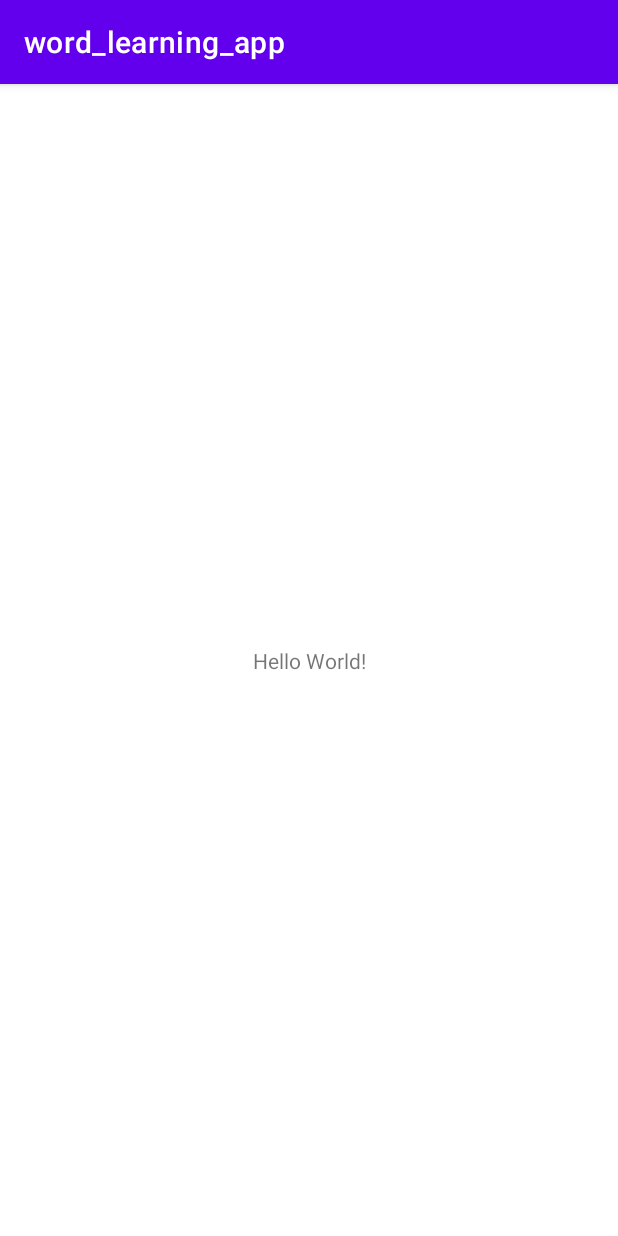
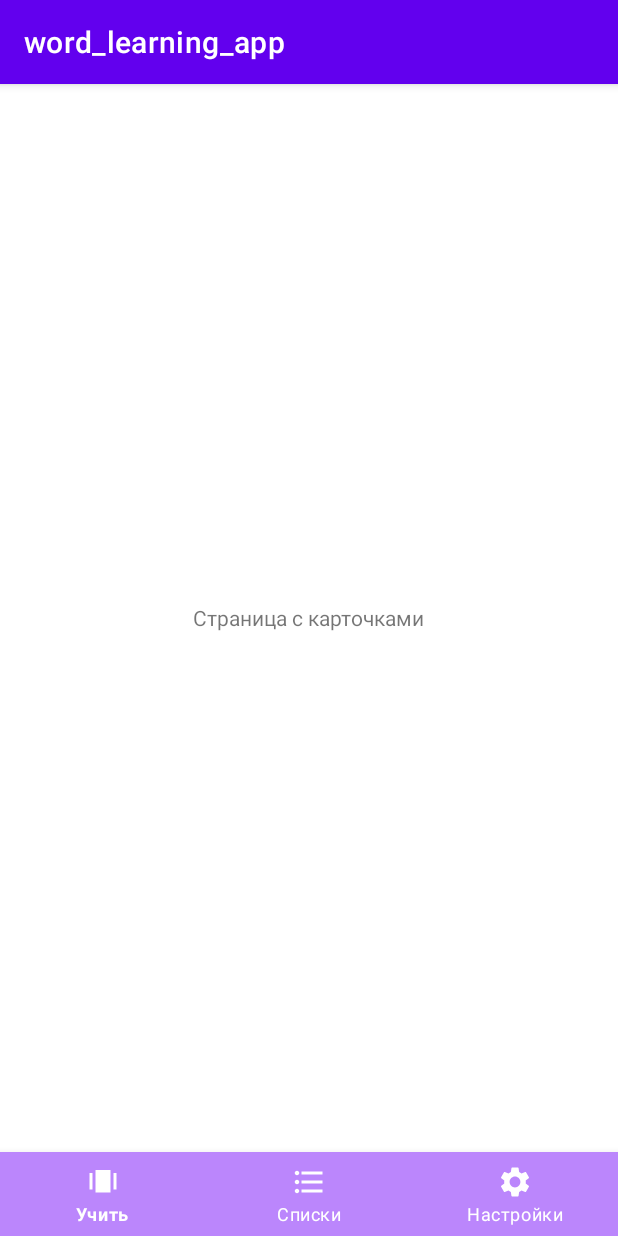
Before and after one commit to JKarleone/word-learning-app, an Android app: the screen it shows after launch (MainActivity), on a phone screen of 412 x 824 dp. Run offline under Robolectric (Android 15) with nearby library versions, the phone set to English and light mode, and no system bars.

Commit message:
bottom_navigation

```diff
--- a/app/src/main/java/com/example/word_learning_app/MainActivity.kt
+++ b/app/src/main/java/com/example/word_learning_app/MainActivity.kt
@@ -2,10 +2,40 @@ package com.example.word_learning_app
 
 import androidx.appcompat.app.AppCompatActivity
 import android.os.Bundle
+import android.provider.Settings
+import androidx.fragment.app.Fragment
+import com.example.word_learning_app.fragments.CardsFragment
+import com.example.word_learning_app.fragments.ListsFragment
+import com.example.word_learning_app.fragments.SettingsFragment
+import com.google.android.material.bottomnavigation.BottomNavigationView
+import com.google.android.material.internal.NavigationMenuItemView
 
 class MainActivity : AppCompatActivity() {
     override fun onCreate(savedInstanceState: Bundle?) {
         super.onCreate(savedInstanceState)
         setContentView(R.layout.activity_main)
+
+        val cardsFragment = CardsFragment()
+        val listsFragment = ListsFragment()
+        val settingsFragment = SettingsFragment()
+
+        makeCurrentFragment(cardsFragment)
+
+        val nav = findViewById<BottomNavigationView>(R.id.bottom_navigation)
+
+        nav.setOnNavigationItemSelectedListener {
+            when(it.itemId) {
+                R.id.ic_cards -> makeCurrentFragment(cardsFragment)
+                R.id.ic_lists -> makeCurrentFragment(listsFragment)
+                R.id.ic_setting -> makeCurrentFragment(settingsFragment)
+            }
+            true
+        }
     }
+
+    private fun makeCurrentFragment(fragment: Fragment) =
+        supportFragmentManager.beginTransaction().apply {
+            replace(R.id.current_fragment, fragment)
+            commit()
+        }
 }
--- /dev/null
+++ b/app/src/main/java/com/example/word_learning_app/fragments/CardsFragment.kt
@@ -0,0 +1,60 @@
+package com.example.word_learning_app.fragments
+
+import android.os.Bundle
+import androidx.fragment.app.Fragment
+import android.view.LayoutInflater
+import android.view.View
+import android.view.ViewGroup
+import com.example.word_learning_app.R
+
+// TODO: Rename parameter arguments, choose names that match
+// the fragment initialization parameters, e.g. ARG_ITEM_NUMBER
+private const val ARG_PARAM1 = "param1"
+private const val ARG_PARAM2 = "param2"
+
+/**
+ * A simple [Fragment] subclass.
+ * Use the [CardsFragment.newInstance] factory method to
+ * create an instance of this fragment.
+ */
+class CardsFragment : Fragment() {
+    // TODO: Rename and change types of parameters
+    private var param1: String? = null
+    private var param2: String? = null
+
+    override fun onCreate(savedInstanceState: Bundle?) {
+        super.onCreate(savedInstanceState)
+        arguments?.let {
+            param1 = it.getString(ARG_PARAM1)
+            param2 = it.getString(ARG_PARAM2)
+        }
+    }
+
+    override fun onCreateView(
+        inflater: LayoutInflater, container: ViewGroup?,
+        savedInstanceState: Bundle?
+    ): View? {
+        // Inflate the layout for this fragment
+        return inflater.inflate(R.layout.fragment_cards, container, false)
+    }
+
+    companion object {
+        /**
+         * Use this factory method to create a new instance of
+         * this fragment using the provided parameters.
+         *
+         * @param param1 Parameter 1.
+         * @param param2 Parameter 2.
+         * @return A new instance of fragment CardsFragment.
+         */
+        // TODO: Rename and change types and number of parameters
+        @JvmStatic
+        fun newInstance(param1: String, param2: String) =
+            CardsFragment().apply {
+                arguments = Bundle().apply {
+                    putString(ARG_PARAM1, param1)
+                    putString(ARG_PARAM2, param2)
+                }
+            }
+    }
+}
--- /dev/null
+++ b/app/src/main/java/com/example/word_learning_app/fragments/ListsFragment.kt
@@ -0,0 +1,60 @@
+package com.example.word_learning_app.fragments
+
+import android.os.Bundle
+import androidx.fragment.app.Fragment
+import android.view.LayoutInflater
+import android.view.View
+import android.view.ViewGroup
+import com.example.word_learning_app.R
+
+// TODO: Rename parameter arguments, choose names that match
+// the fragment initialization parameters, e.g. ARG_ITEM_NUMBER
+private const val ARG_PARAM1 = "param1"
+private const val ARG_PARAM2 = "param2"
+
+/**
+ * A simple [Fragment] subclass.
+ * Use the [ListsFragment.newInstance] factory method to
+ * create an instance of this fragment.
+ */
+class ListsFragment : Fragment() {
+    // TODO: Rename and change types of parameters
+    private var param1: String? = null
+    private var param2: String? = null
+
+    override fun onCreate(savedInstanceState: Bundle?) {
+        super.onCreate(savedInstanceState)
+        arguments?.let {
+            param1 = it.getString(ARG_PARAM1)
+            param2 = it.getString(ARG_PARAM2)
+        }
+    }
+
+    override fun onCreateView(
+        inflater: LayoutInflater, container: ViewGroup?,
+        savedInstanceState: Bundle?
+    ): View? {
+        // Inflate the layout for this fragment
+        return inflater.inflate(R.layout.fragment_lists, container, false)
+    }
+
+    companion object {
+        /**
+         * Use this factory method to create a new instance of
+         * this fragment using the provided parameters.
+         *
+         * @param param1 Parameter 1.
+         * @param param2 Parameter 2.
+         * @return A new instance of fragment ListsFragment.
+         */
+        // TODO: Rename and change types and number of parameters
+        @JvmStatic
+        fun newInstance(param1: String, param2: String) =
+            ListsFragment().apply {
+                arguments = Bundle().apply {
+                    putString(ARG_PARAM1, param1)
+                    putString(ARG_PARAM2, param2)
+                }
+            }
+    }
+}
--- /dev/null
+++ b/app/src/main/java/com/example/word_learning_app/fragments/SettingsFragment.kt
@@ -0,0 +1,60 @@
+package com.example.word_learning_app.fragments
+
+import android.os.Bundle
+import androidx.fragment.app.Fragment
+import android.view.LayoutInflater
+import android.view.View
+import android.view.ViewGroup
+import com.example.word_learning_app.R
+
+// TODO: Rename parameter arguments, choose names that match
+// the fragment initialization parameters, e.g. ARG_ITEM_NUMBER
+private const val ARG_PARAM1 = "param1"
+private const val ARG_PARAM2 = "param2"
+
+/**
+ * A simple [Fragment] subclass.
+ * Use the [SettingsFragment.newInstance] factory method to
+ * create an instance of this fragment.
+ */
+class SettingsFragment : Fragment() {
+    // TODO: Rename and change types of parameters
+    private var param1: String? = null
+    private var param2: String? = null
+
+    override fun onCreate(savedInstanceState: Bundle?) {
+        super.onCreate(savedInstanceState)
+        arguments?.let {
+            param1 = it.getString(ARG_PARAM1)
+            param2 = it.getString(ARG_PARAM2)
+        }
+    }
+
+    override fun onCreateView(
+        inflater: LayoutInflater, container: ViewGroup?,
+        savedInstanceState: Bundle?
+    ): View? {
+        // Inflate the layout for this fragment
+        return inflater.inflate(R.layout.fragment_settings, container, false)
+    }
+
+    companion object {
+        /**
+         * Use this factory method to create a new instance of
+         * this fragment using the provided parameters.
+         *
+         * @param param1 Parameter 1.
+         * @param param2 Parameter 2.
+         * @return A new instance of fragment SettingsFragment.
+         */
+        // TODO: Rename and change types and number of parameters
+        @JvmStatic
+        fun newInstance(param1: String, param2: String) =
+            SettingsFragment().apply {
+                arguments = Bundle().apply {
+                    putString(ARG_PARAM1, param1)
+                    putString(ARG_PARAM2, param2)
+                }
+            }
+    }
+}
--- /dev/null
+++ b/app/src/main/res/drawable/ic_cards.xml
@@ -0,0 +1,7 @@
+<vector android:height="24dp" android:tint="#FFFFFF"
+    android:viewportHeight="24" android:viewportWidth="24"
+    android:width="24dp" xmlns:android="http://schemas.android.com/apk/res/android">
+    <path android:fillColor="@android:color/white" android:pathData="M7,4h10v15h-10z"/>
+    <path android:fillColor="@android:color/white" android:pathData="M3,6h2v11h-2z"/>
+    <path android:fillColor="@android:color/white" android:pathData="M19,6h2v11h-2z"/>
+</vector>
--- /dev/null
+++ b/app/src/main/res/drawable/ic_lists.xml
@@ -0,0 +1,5 @@
+<vector android:height="24dp" android:tint="#FFFFFF"
+    android:viewportHeight="24" android:viewportWidth="24"
+    android:width="24dp" xmlns:android="http://schemas.android.com/apk/res/android">
+    <path android:fillColor="@android:color/white" android:pathData="M4,10.5c-0.83,0 -1.5,0.67 -1.5,1.5s0.67,1.5 1.5,1.5 1.5,-0.67 1.5,-1.5 -0.67,-1.5 -1.5,-1.5zM4,4.5c-0.83,0 -1.5,0.67 -1.5,1.5S3.17,7.5 4,7.5 5.5,6.83 5.5,6 4.83,4.5 4,4.5zM4,16.5c-0.83,0 -1.5,0.68 -1.5,1.5s0.68,1.5 1.5,1.5 1.5,-0.68 1.5,-1.5 -0.67,-1.5 -1.5,-1.5zM7,19h14v-2L7,17v2zM7,13h14v-2L7,11v2zM7,5v2h14L21,5L7,5z"/>
+</vector>
--- /dev/null
+++ b/app/src/main/res/drawable/ic_settings.xml
@@ -0,0 +1,5 @@
+<vector android:height="24dp" android:tint="#FFFFFF"
+    android:viewportHeight="24" android:viewportWidth="24"
+    android:width="24dp" xmlns:android="http://schemas.android.com/apk/res/android">
+    <path android:fillColor="@android:color/white" android:pathData="M19.14,12.94c0.04,-0.3 0.06,-0.61 0.06,-0.94c0,-0.32 -0.02,-0.64 -0.07,-0.94l2.03,-1.58c0.18,-0.14 0.23,-0.41 0.12,-0.61l-1.92,-3.32c-0.12,-0.22 -0.37,-0.29 -0.59,-0.22l-2.39,0.96c-0.5,-0.38 -1.03,-0.7 -1.62,-0.94L14.4,2.81c-0.04,-0.24 -0.24,-0.41 -0.48,-0.41h-3.84c-0.24,0 -0.43,0.17 -0.47,0.41L9.25,5.35C8.66,5.59 8.12,5.92 7.63,6.29L5.24,5.33c-0.22,-0.08 -0.47,0 -0.59,0.22L2.74,8.87C2.62,9.08 2.66,9.34 2.86,9.48l2.03,1.58C4.84,11.36 4.8,11.69 4.8,12s0.02,0.64 0.07,0.94l-2.03,1.58c-0.18,0.14 -0.23,0.41 -0.12,0.61l1.92,3.32c0.12,0.22 0.37,0.29 0.59,0.22l2.39,-0.96c0.5,0.38 1.03,0.7 1.62,0.94l0.36,2.54c0.05,0.24 0.24,0.41 0.48,0.41h3.84c0.24,0 0.44,-0.17 0.47,-0.41l0.36,-2.54c0.59,-0.24 1.13,-0.56 1.62,-0.94l2.39,0.96c0.22,0.08 0.47,0 0.59,-0.22l1.92,-3.32c0.12,-0.22 0.07,-0.47 -0.12,-0.61L19.14,12.94zM12,15.6c-1.98,0 -3.6,-1.62 -3.6,-3.6s1.62,-3.6 3.6,-3.6s3.6,1.62 3.6,3.6S13.98,15.6 12,15.6z"/>
+</vector>
--- a/app/src/main/res/layout/activity_main.xml
+++ b/app/src/main/res/layout/activity_main.xml
@@ -1,18 +1,26 @@
 <?xml version="1.0" encoding="utf-8"?>
-<androidx.constraintlayout.widget.ConstraintLayout xmlns:android="http://schemas.android.com/apk/res/android"
+<RelativeLayout xmlns:android="http://schemas.android.com/apk/res/android"
     xmlns:app="http://schemas.android.com/apk/res-auto"
     xmlns:tools="http://schemas.android.com/tools"
     android:layout_width="match_parent"
     android:layout_height="match_parent"
     tools:context=".MainActivity">
 
-    <TextView
-        android:layout_width="wrap_content"
+    <FrameLayout
+        android:id="@+id/current_fragment"
+        android:layout_width="match_parent"
+        android:layout_height="match_parent"
+        android:layout_above="@+id/bottom_navigation"/>
+
+    <com.google.android.material.bottomnavigation.BottomNavigationView
+        android:id="@+id/bottom_navigation"
+        android:layout_width="match_parent"
         android:layout_height="wrap_content"
-        android:text="Hello World!"
-        app:layout_constraintBottom_toBottomOf="parent"
-        app:layout_constraintLeft_toLeftOf="parent"
-        app:layout_constraintRight_toRightOf="parent"
-        app:layout_constraintTop_toTopOf="parent" />
+        android:layout_alignParentBottom="true"
+        android:background="?android:attr/windowBackground"
+        app:itemBackground="@color/purple_200"
+        app:itemIconTint="#fff"
+        app:itemTextColor="#fff"
+        app:menu="@menu/nav_menu" />
 
-</androidx.constraintlayout.widget.ConstraintLayout>
+</RelativeLayout>
--- /dev/null
+++ b/app/src/main/res/layout/fragment_cards.xml
@@ -0,0 +1,20 @@
+<?xml version="1.0" encoding="utf-8"?>
+<FrameLayout xmlns:android="http://schemas.android.com/apk/res/android"
+    xmlns:tools="http://schemas.android.com/tools"
+    android:layout_width="match_parent"
+    android:layout_height="match_parent"
+    tools:context=".fragments.CardsFragment">
+
+    <RelativeLayout
+        android:layout_width="match_parent"
+        android:layout_height="match_parent">
+
+        <TextView
+            android:layout_width="wrap_content"
+            android:layout_height="wrap_content"
+            android:layout_centerInParent="true"
+            android:text="Страница с карточками" />
+
+    </RelativeLayout>
+
+</FrameLayout>
--- /dev/null
+++ b/app/src/main/res/menu/nav_menu.xml
@@ -0,0 +1,20 @@
+<?xml version="1.0" encoding="utf-8"?>
+<menu xmlns:android="http://schemas.android.com/apk/res/android">
+
+    <item
+        android:id="@+id/ic_cards"
+        android:icon="@drawable/ic_cards"
+        android:title="Учить"/>
+
+    <item
+        android:id="@+id/ic_lists"
+        android:icon="@drawable/ic_lists"
+        android:title="Списки"/>
+
+
+    <item
+        android:id="@+id/ic_setting"
+        android:icon="@drawable/ic_settings"
+        android:title="Настройки"/>
+
+</menu>
--- a/app/src/main/res/values/strings.xml
+++ b/app/src/main/res/values/strings.xml
@@ -1,3 +1,5 @@
 <resources>
     <string name="app_name">word_learning_app</string>
+    <!-- TODO: Remove or change this placeholder text -->
+    <string name="hello_blank_fragment">Hello blank fragment</string>
 </resources>
```
Also changed, not shown: app/build.gradle (+4 -3 lines), app/src/main/res/layout/fragment_lists.xml (added, +20 -0 lines), app/src/main/res/layout/fragment_settings.xml (added, +20 -0 lines).
